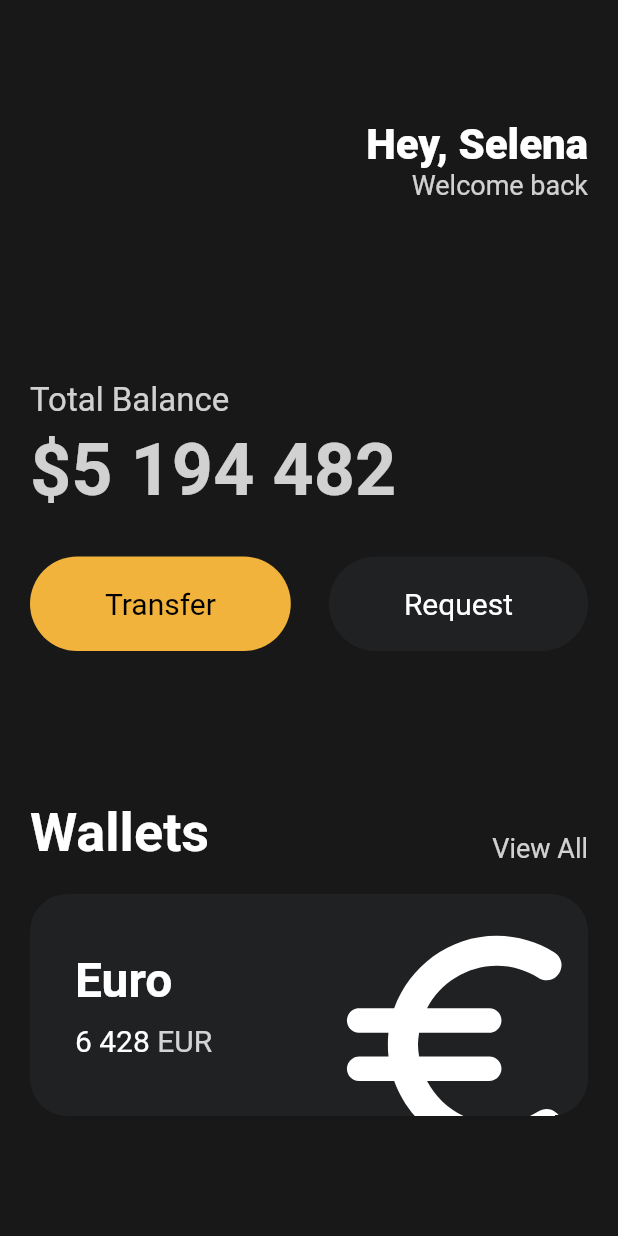
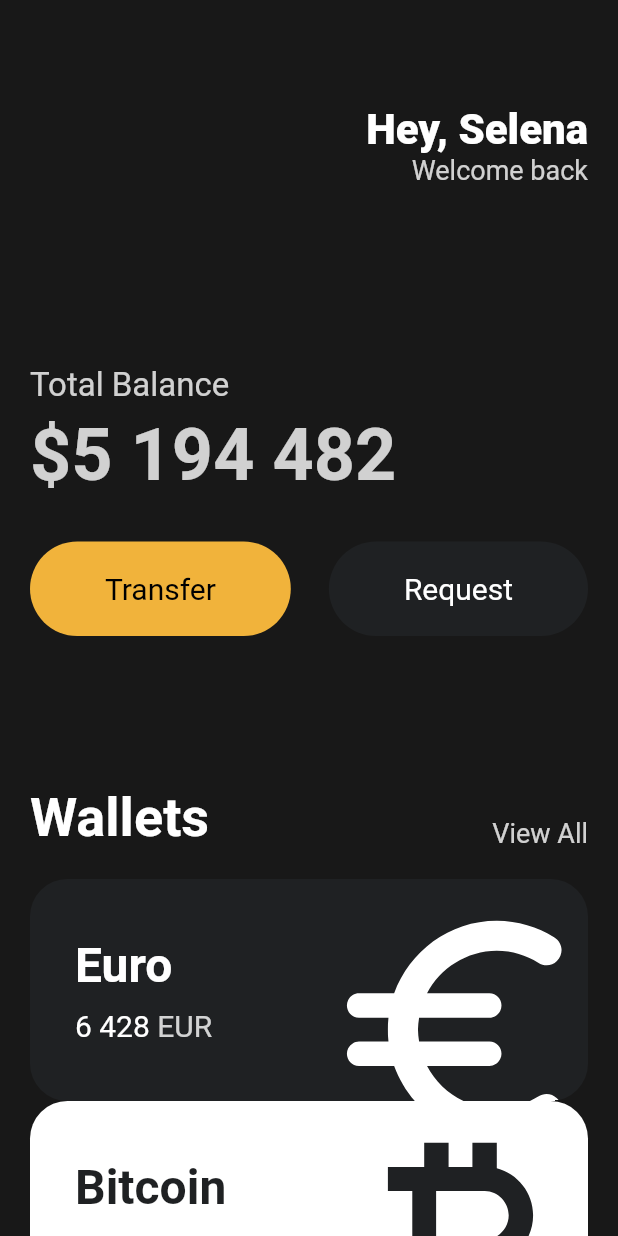
Before and after one commit to danpung2/flutter_toonflix, a Flutter app: the screen it shows after launch, on a phone screen of 412 x 824 dp. Run offline on Flutter 3.47's test engine with Material 2 defaults, Android fonts, the phone set to English and light mode, and no system bars.

Commit message:
modify: card

```diff
--- a/lib/main.dart
+++ b/lib/main.dart
@@ -1,5 +1,6 @@
 import 'package:flutter/material.dart';
 import 'package:flutter_toonfilx/widgets/button.dart';
+import 'package:flutter_toonfilx/widgets/currency_card.dart';
 
 void main() {
   runApp(App());
@@ -19,7 +20,7 @@ class App extends StatelessWidget {
             crossAxisAlignment: CrossAxisAlignment.start,
             children: [
               const SizedBox(
-                height: 80,
+                height: 70,
               ),
               Row(
                 mainAxisAlignment: MainAxisAlignment.end,
@@ -112,68 +113,26 @@ class App extends StatelessWidget {
               const SizedBox(
                 height: 20,
               ),
-              Container(
-                clipBehavior: Clip.hardEdge,
-                decoration: BoxDecoration(
-                  color: const Color(0xFF1F2123),
-                  borderRadius: BorderRadius.circular(25),
-                ),
-                child: Padding(
-                  padding: const EdgeInsets.all(30),
-                  child: Row(
-                    mainAxisAlignment: MainAxisAlignment.spaceBetween,
-                    children: [
-                      Column(
-                        crossAxisAlignment: CrossAxisAlignment.start,
-                        children: [
-                          const Text(
-                            'Euro',
-                            style: TextStyle(
-                              color: Colors.white,
-                              fontSize: 32,
-                              fontWeight: FontWeight.w600,
-                            ),
-                          ),
-                          const SizedBox(
-                            height: 10,
-                          ),
-                          Row(
-                            children: [
-                              const Text(
-                                '6 428',
-                                style: TextStyle(
-                                  color: Colors.white,
-                                  fontSize: 20,
-                                ),
-                              ),
-                              const SizedBox(
-                                width: 5,
-                              ),
-                              Text(
-                                'EUR',
-                                style: TextStyle(
-                                  color: Colors.white.withOpacity(0.8),
-                                  fontSize: 20,
-                                ),
-                              ),
-                            ],
-                          )
-                        ],
-                      ),
-                      Transform.scale(
-                        scale: 2.2,
-                        child: Transform.translate(
-                          offset: const Offset(-5, 12),
-                          child: const Icon(
-                            Icons.euro_rounded,
-                            color: Colors.white,
-                            size: 88,
-                          ),
-                        ),
-                      ),
-                    ],
-                  ),
-                ),
+              const CurrencyCard(
+                name: "Euro",
+                code: "EUR",
+                amount: "6 428",
+                icon: Icons.euro_rounded,
+                isInverted: false,
+              ),
+              const CurrencyCard(
+                name: "Bitcoin",
+                code: "BTC",
+                amount: "9 785",
+                icon: Icons.currency_bitcoin,
+                isInverted: true,
+              ),
+              const CurrencyCard(
+                name: "Dollar",
+                code: "USD",
+                amount: "428",
+                icon: Icons.attach_money_outlined,
+                isInverted: false,
               ),
             ],
           ),
--- /dev/null
+++ b/lib/widgets/currency_card.dart
@@ -0,0 +1,84 @@
+import 'package:flutter/cupertino.dart';
+import 'package:flutter/material.dart';
+
+class CurrencyCard extends StatelessWidget {
+  final String name, code, amount;
+  final IconData icon;
+  final bool isInverted;
+  final _blackColor = const Color(0xFF1F2123);
+
+  const CurrencyCard(
+      {super.key,
+      required this.name,
+      required this.code,
+      required this.amount,
+      required this.icon,
+      required this.isInverted});
+
+  @override
+  Widget build(BuildContext context) {
+    return Container(
+      clipBehavior: Clip.hardEdge,
+      decoration: BoxDecoration(
+        color: isInverted ? Colors.white : _blackColor,
+        borderRadius: BorderRadius.circular(25),
+      ),
+      child: Padding(
+        padding: const EdgeInsets.all(30),
+        child: Row(
+          mainAxisAlignment: MainAxisAlignment.spaceBetween,
+          children: [
+            Column(
+              crossAxisAlignment: CrossAxisAlignment.start,
+              children: [
+                Text(
+                  name,
+                  style: TextStyle(
+                    color: isInverted ? _blackColor : Colors.white,
+                    fontSize: 32,
+                    fontWeight: FontWeight.w600,
+                  ),
+                ),
+                const SizedBox(
+                  height: 10,
+                ),
+                Row(
+                  children: [
+                    Text(
+                      amount,
+                      style: TextStyle(
+                        color: isInverted ? _blackColor : Colors.white,
+                        fontSize: 20,
+                      ),
+                    ),
+                    const SizedBox(
+                      width: 5,
+                    ),
+                    Text(
+                      code,
+                      style: TextStyle(
+                        color: isInverted ?  _blackColor.withOpacity(0.8) : Colors.white.withOpacity(0.8),
+                        fontSize: 20,
+                      ),
+                    ),
+                  ],
+                )
+              ],
+            ),
+            Transform.scale(
+              scale: 2.2,
+              child: Transform.translate(
+                offset: const Offset(-5, 12),
+                child: Icon(
+                  icon,
+                  color: isInverted ? _blackColor : Colors.white,
+                  size: 88,
+                ),
+              ),
+            ),
+          ],
+        ),
+      ),
+    );
+  }
+}
```
